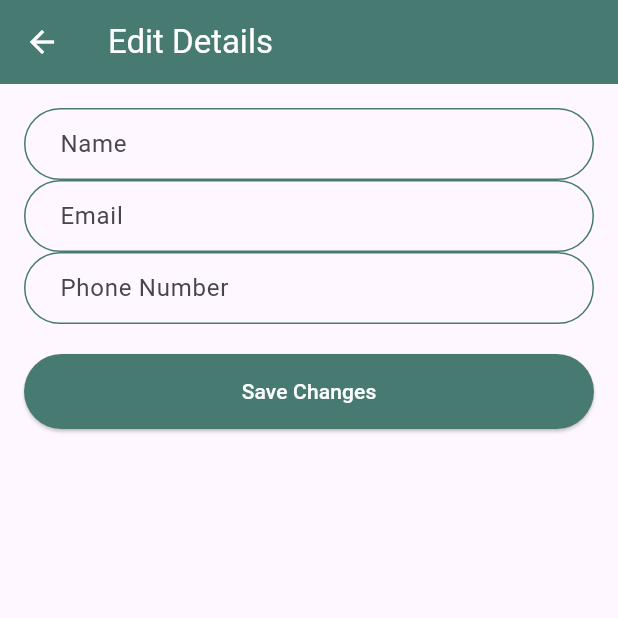
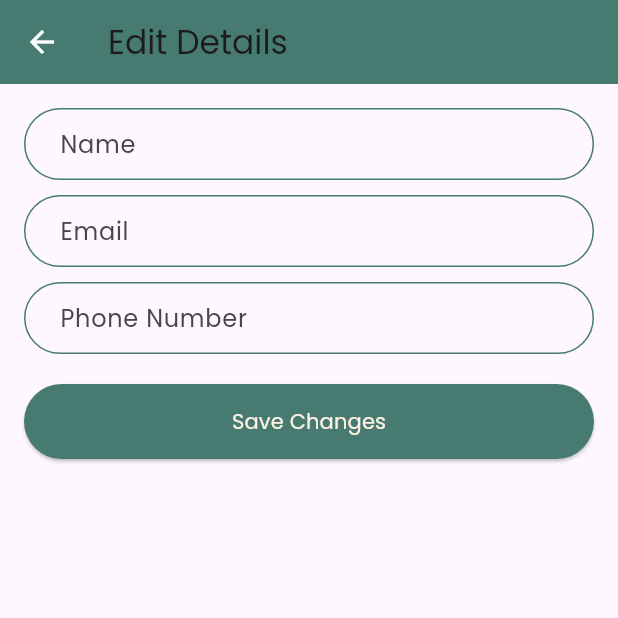
Before and after one commit to imakhxl/HelporaV1, a Flutter app: the EditDetailsForm screen opened directly with empty values, on a phone screen of 412 x 824 dp, the top half of it. Run offline on Flutter 3.47's test engine with Material 3 defaults, Android fonts, the phone set to English and light mode, and no system bars; our stand-ins replace animated_text_kit, cloud_firestore, firebase_auth, firebase_core, firebase_storage, gap and 2 more; accounts and stored records are empty; network calls fail.

Commit message:
finalized UI

```diff
--- a/lib/constants.dart
+++ b/lib/constants.dart
@@ -6,6 +6,7 @@ const kColor3 = Color(0xFFEFAA7C);
 const kColor4 = Color(0xFFFCF1E2);
 
 const kTextPoppins = TextStyle(fontFamily: "Poppins");
+const kText2 = TextStyle(fontSize: 16, fontFamily: "Poppins");
 const kText1 = TextStyle(fontFamily: "Poppins", fontSize: 18, color: kColor1, fontWeight: FontWeight.w500);
 
 const kTextFieldDecoration = InputDecoration(
--- a/lib/screens/homepage.dart
+++ b/lib/screens/homepage.dart
@@ -69,7 +69,7 @@ class _HomePageState extends State<HomePage> {
       appBar: AppBar(
         title: Text(
           'Helpora',
-          style: TextStyle(color: Colors.white),
+          style: TextStyle(color: kColor4, fontWeight: FontWeight.w800, fontFamily: "Poppins"),
         ),
 
 
--- a/lib/screens/interestedPeople.dart
+++ b/lib/screens/interestedPeople.dart
@@ -3,8 +3,6 @@ import 'package:cloud_firestore/cloud_firestore.dart';
 import 'package:firebase_auth/firebase_auth.dart';
 import 'package:helpora_v1/constants.dart';
 
-
-const kTextPoppins = TextStyle(fontFamily: "Poppins");
 
 class InterestedPeoplePage extends StatefulWidget {
   final String choreId;
--- a/lib/screens/profile.dart
+++ b/lib/screens/profile.dart
@@ -35,7 +35,8 @@ class _ProfileState extends State<Profile> {
           ? const Center(child: Text('No user data found.'))
           : StreamBuilder<DocumentSnapshot>(
               stream: _stream,
-        builder: (BuildContext context, AsyncSnapshot<DocumentSnapshot> snapshot) {
+              builder: (BuildContext context,
+                  AsyncSnapshot<DocumentSnapshot> snapshot) {
                 if (snapshot.hasError) {
                   return Center(child: Text('Error: ${snapshot.error}'));
                 }
@@ -71,7 +72,8 @@ class _ProfileState extends State<Profile> {
                         const Gap(10),
                         Text(
                           name,
-                    style: TextStyle(fontFamily: "Poppins",
+                          style: TextStyle(
+                            fontFamily: "Poppins",
                             fontSize: 30,
                             fontWeight: FontWeight.bold,
                             color: kColor1,
@@ -94,7 +96,8 @@ class _ProfileState extends State<Profile> {
                                 const Gap(3),
                                 Text(
                                   'About me',
-                            style: TextStyle(fontFamily: "Poppins",
+                                  style: TextStyle(
+                                    fontFamily: "Poppins",
                                     fontSize: 18,
                                     fontWeight: FontWeight.bold,
                                     color: kColor1,
@@ -104,9 +107,11 @@ class _ProfileState extends State<Profile> {
                             ),
                             const SizedBox(height: 10),
                             Container(
-                        margin: const EdgeInsets.symmetric(horizontal: 24.0),
+                              margin:
+                                  const EdgeInsets.symmetric(horizontal: 24.0),
                               decoration: BoxDecoration(
-                          border: Border.all(width: 1, color: kColor1), // Border color
+                                border: Border.all(
+                                    width: 1, color: kColor1), // Border color
                                 borderRadius: BorderRadius.circular(13),
                                 color: Colors.white, // Background color
                               ),
@@ -137,19 +142,27 @@ class _ProfileState extends State<Profile> {
                                             context,
                                             MaterialPageRoute(
                                               builder: (context) =>
-                                            EditDetailsForm(userData: userData),
+                                                  EditDetailsForm(
+                                                      userData: userData),
                                             ),
                                           );
                                         },
                                         style: ElevatedButton.styleFrom(
                                           backgroundColor: kColor2,
-                                    padding: const EdgeInsets.symmetric(horizontal: 16.0, vertical: 10.0),
+                                          padding: const EdgeInsets.symmetric(
+                                              horizontal: 16.0, vertical: 10.0),
                                           shape: RoundedRectangleBorder(
-                                      borderRadius: BorderRadius.circular(17),
+                                            borderRadius:
+                                                BorderRadius.circular(17),
                                           ),
                                         ),
-                                  icon: Icon(Icons.edit, color: Colors.white),
-                                  label: Text('Edit Details', style: TextStyle(fontFamily: "Poppins",color: kColor4, fontWeight: FontWeight.w600)),
+                                        icon: Icon(Icons.edit,
+                                            color: Colors.white),
+                                        label: Text('Edit Details',
+                                            style: TextStyle(
+                                                fontFamily: "Poppins",
+                                                color: kColor4,
+                                                fontWeight: FontWeight.w600)),
                                       ),
                                     ),
                                   ],
@@ -164,7 +177,9 @@ class _ProfileState extends State<Profile> {
                                 onPressed: () {
                                   Navigator.push(
                                     context,
-                              MaterialPageRoute(builder: (context) => const LoginScreen()),
+                                    MaterialPageRoute(
+                                        builder: (context) =>
+                                            const LoginScreen()),
                                   );
                                 },
                                 style: ElevatedButton.styleFrom(
@@ -172,7 +187,11 @@ class _ProfileState extends State<Profile> {
                                 ),
                                 child: const Text(
                                   'Logout',
-                            style: TextStyle(fontFamily:"Poppins", color: kColor4, fontWeight: FontWeight.w600, fontSize: 16),
+                                  style: TextStyle(
+                                      fontFamily: "Poppins",
+                                      color: kColor4,
+                                      fontWeight: FontWeight.w600,
+                                      fontSize: 16),
                                 ),
                               ),
                             ),
@@ -243,7 +262,7 @@ class _EditDetailsFormState extends State<EditDetailsForm> {
   Widget build(BuildContext context) {
     return Scaffold(
       appBar: AppBar(
-        title: const Text('Edit Details', style: TextStyle(color: Colors.white)),
+        title: const Text('Edit Details', style: kTextPoppins),
         backgroundColor: kColor1,
         iconTheme: const IconThemeData(color: Colors.white),
       ),
@@ -254,8 +273,10 @@ class _EditDetailsFormState extends State<EditDetailsForm> {
           child: ListView(
             children: [
               TextFormField(
+                style: kTextPoppins,
                 initialValue: _name,
-                decoration: kTextFieldDecoration.copyWith(labelText: 'Name'),
+                decoration: kTextFieldDecoration.copyWith(
+                    labelText: 'Name', labelStyle: kTextPoppins),
                 validator: (value) {
                   if (value == null || value.isEmpty) {
                     return 'Please enter your name';
@@ -264,14 +285,20 @@ class _EditDetailsFormState extends State<EditDetailsForm> {
                 },
                 onSaved: (value) => _name = value!,
               ),
+              const Gap(10),
               TextFormField(
+                style: kTextPoppins,
                 initialValue: _email,
-                decoration: kTextFieldDecoration.copyWith(labelText: 'Email'),
+                decoration: kTextFieldDecoration.copyWith(
+                    labelText: 'Email', labelStyle: kTextPoppins),
                 onSaved: (value) => _email = value!,
               ),
+              const Gap(10),
               TextFormField(
+                style: kTextPoppins,
                 initialValue: _mobileNumber,
-                decoration: kTextFieldDecoration.copyWith(labelText: 'Phone Number'),
+                decoration: kTextFieldDecoration.copyWith(
+                    labelText: 'Phone Number', labelStyle: kTextPoppins),
                 validator: (value) {
                   if (value == null || value.isEmpty) {
                     return 'Please enter your phone number';
@@ -287,9 +314,14 @@ class _EditDetailsFormState extends State<EditDetailsForm> {
                   backgroundColor: kColor1,
                   padding: const EdgeInsets.symmetric(vertical: 15.0),
                 ),
-                child: const Text('Save Changes', style: TextStyle(color: Colors.white)),
+                child: Text('Save Changes',
+                    style: kTextPoppins.copyWith(color: kColor4)),
               ),
-              if (_isSaved) const Padding(padding: EdgeInsets.only(top: 20), child: Text('Changes saved!', style: TextStyle(color: Colors.green))),
+              if (_isSaved)
+                const Padding(
+                    padding: EdgeInsets.only(top: 20),
+                    child: Text('Changes saved!', textAlign: TextAlign.center,
+                        style: TextStyle(color: Colors.green, fontFamily: "Poppins", ))),
             ],
           ),
         ),
```
Also changed, not shown: lib/screens/choreDetails.dart (+4 -4 lines), lib/screens/mychores.dart (+15 -15 lines), lib/screens/registration_screen.dart (+5 -3 lines), lib/screens/EditChore.dart (renamed from lib/screens/EdirChore.dart). Lines whose indentation alone changed are shown as unchanged.
